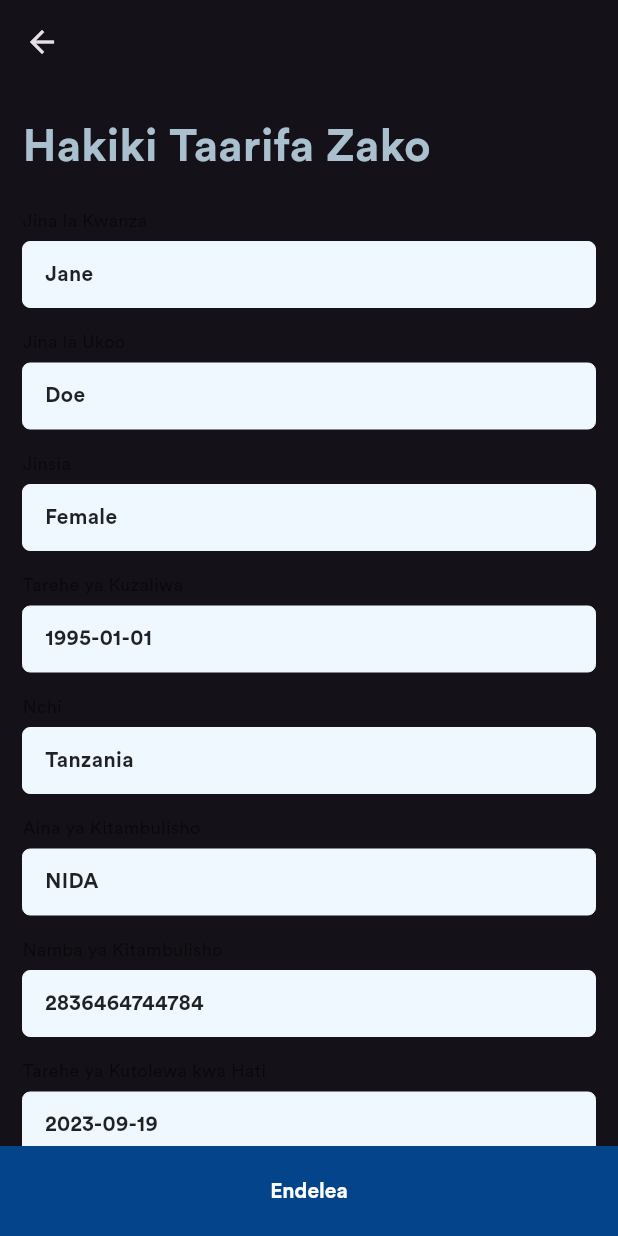
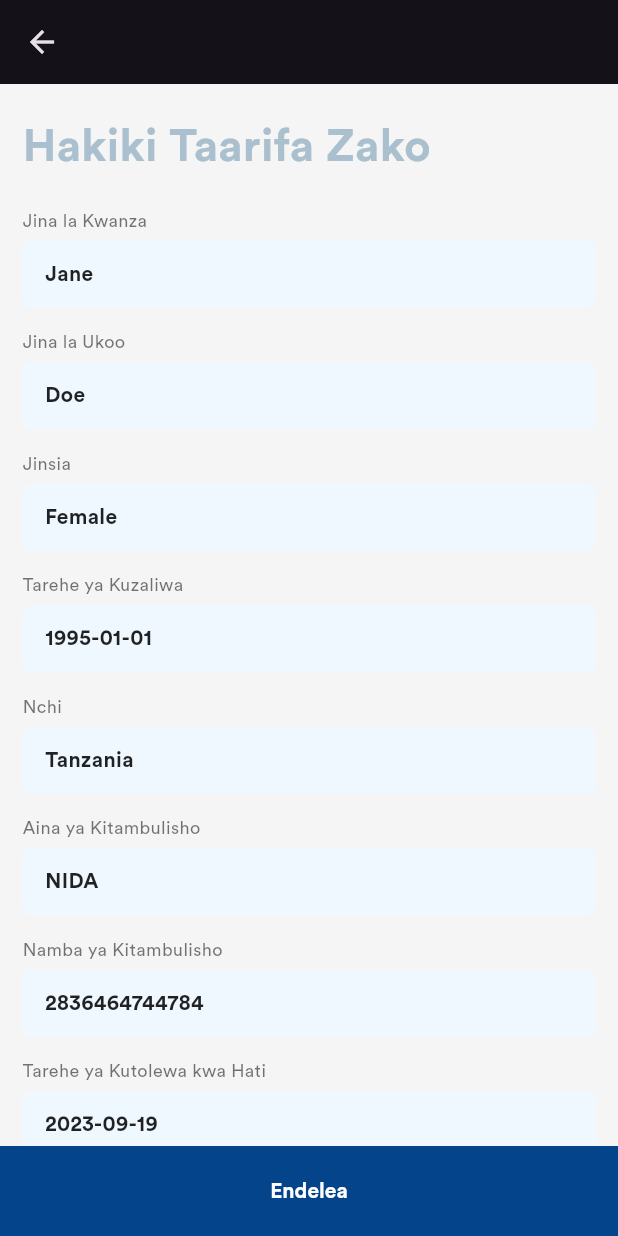
Before and after one commit to okellogerald/tembo_client_sdk, a Flutter app: the screen it shows after launch, after a tap on "START", on a phone screen of 412 x 824 dp. Run offline on Flutter 3.47's test engine with Material 2 defaults, Android fonts, the phone set to English and light mode, and no system bars; missing offline and left inert: smile_identity_plugin; project files that could hold a hidden picture were left out.

```diff
--- a/lib/src/constants/colors.dart
+++ b/lib/src/constants/colors.dart
@@ -14,6 +14,8 @@ class LightTemboColors {
   static const title = Color(0xffAAC0CE);
   static const body = Colors.black87;
 
+  static const scaffoldBackground = Color.fromARGB(255, 245, 245, 245);
+
   static const background = Colors.white;
   static const onBackground = Colors.black87;
 
@@ -25,7 +27,6 @@ class LightTemboColors {
 }
 
 class DarkTemboColors {
-  //static const primary = Color(0xffE6F5FC);
   static const primary = Colors.lightBlueAccent;
   static const onPrimary = Colors.black87;
 
@@ -33,6 +34,8 @@ class DarkTemboColors {
   static const hint = Colors.white70;
   static const title = Color(0xffAAC0CE);
   static const body = Colors.white70;
+
+  static const scaffoldBackground = Colors.black87;
 
   static const background = Colors.black45;
   static const onBackground = Colors.white;
@@ -51,6 +54,7 @@ class TemboColorScheme {
       hint,
       title,
       body,
+      scaffoldBackground,
       background,
       onBackground,
       surfaceContainer,
@@ -71,6 +75,7 @@ class TemboColorScheme {
     this.onSurfaceContainer,
     this.error,
     this.onError,
+    this.scaffoldBackground,
   });
 
   const TemboColorScheme.light({
@@ -86,6 +91,7 @@ class TemboColorScheme {
     this.onSurfaceContainer = LightTemboColors.onSurfaceContainer,
     this.error = LightTemboColors.error,
     this.onError = LightTemboColors.onError,
+    this.scaffoldBackground = LightTemboColors.scaffoldBackground,
   });
 
   const TemboColorScheme.dark({
@@ -101,5 +107,6 @@ class TemboColorScheme {
     this.onSurfaceContainer = DarkTemboColors.onSurfaceContainer,
     this.error = DarkTemboColors.error,
     this.onError = DarkTemboColors.onError,
+    this.scaffoldBackground = DarkTemboColors.scaffoldBackground,
   });
 }
--- a/lib/src/constants/locale.dart
+++ b/lib/src/constants/locale.dart
@@ -41,6 +41,12 @@ class TemboTexts {
   static const actionsTryAgain = "actions-try-again";
   static const actionsClose = "actions-close";
   static const actionsReadTOC = "actions-read-toc";
+
+  static const dataPrepDesc = "data-prep-desc";
+  static const dataPrepRequirement1 = "data-prep-req-1";
+  static const dataPrepRequirement2 = "data-prep-req-2";
+  static const dataPrepSupportedDocs = "data-prep-supported-docs";
+  static const dataPrepNextPageCTA = "data-prep-action-cta";
 
   // errors
   static const errorsEmptyFieldsSuffix = "errors-empty-fields-suffix";
@@ -99,6 +105,13 @@ const enTexts = {
       "You need to agree to our Terms and Conditions to proceed with the onboarding process",
   TemboTexts.tocPageAgreeConfirmDesc:
       "I have read and agreed to your Terms & Conditions",
+  TemboTexts.dataPrepDesc:
+      "You're about to start the document capturing process. We have two requirements:",
+  TemboTexts.dataPrepRequirement1: 'Your Selfie',
+  TemboTexts.dataPrepRequirement2: 'Your Identity Document',
+  TemboTexts.dataPrepSupportedDocs:
+      "Only the below Identity Documents are supported:",
+  TemboTexts.dataPrepNextPageCTA: "I'm ready. Let's go!",
 };
 
 const swTexts = {
@@ -145,6 +158,13 @@ const swTexts = {
       "Unahitaji kukubaliana na Sheria na Masharti yetu ili kuendelea na mchakato wa kujisajili",
   TemboTexts.tocPageAgreeConfirmDesc:
       "Nimesoma na ninakubaliana na Sheria na Masharti yenu",
+  TemboTexts.dataPrepDesc:
+      "Unakaribia kuanza mchakato wa kunasa hati. Tuna mahitaji mawili:",
+  TemboTexts.dataPrepRequirement1: 'Picha Yako',
+  TemboTexts.dataPrepRequirement2: 'Hati yako ya Utambulisho',
+  TemboTexts.dataPrepSupportedDocs:
+      "Ni Hati za Utambulisho zilizo hapa chini ndizo zinazotumika:",
+  TemboTexts.dataPrepNextPageCTA: "Niko tayari. Twende!",
 };
 
 extension StringExt2 on String {
--- a/lib/src/views/basic_info_page.dart
+++ b/lib/src/views/basic_info_page.dart
@@ -59,8 +59,11 @@ class _BasicInfoPageState extends TemboState<BasicInfoPage> {
 
   @override
   Widget build(BuildContext context) {
+    return ThemeDataWrapper(
+      builder: (context, theme) {
         return Scaffold(
           appBar: AppBar(),
+          backgroundColor: theme.colorScheme.scaffoldBackground,
           body: TemboForm(
             key: formKey,
             child: ListView(
@@ -94,6 +97,8 @@ class _BasicInfoPageState extends TemboState<BasicInfoPage> {
           bottomNavigationBar: BottomNavBarButton(
             callback: next,
           ),
+        );
+      }
     );
   }
 
--- a/lib/src/views/country_pick_page.dart
+++ b/lib/src/views/country_pick_page.dart
@@ -23,8 +23,10 @@ class _CountryPickPageState extends TemboState<CountryPickPage> {
 
   @override
   Widget build(BuildContext context) {
+    return ThemeDataWrapper(builder: (context, theme) {
       return Scaffold(
         appBar: AppBar(),
+        backgroundColor: theme.colorScheme.scaffoldBackground,
         body: Padding(
           padding: kPagePadding,
           child: ListView(
@@ -48,6 +50,7 @@ class _CountryPickPageState extends TemboState<CountryPickPage> {
           callback: next,
         ),
       );
+    });
   }
 
   void next() async {
--- a/lib/src/views/data_verify_page.dart
+++ b/lib/src/views/data_verify_page.dart
@@ -17,7 +17,10 @@ class _DataVerifyPageState extends State<DataVerifyPage> {
   Widget build(BuildContext context) {
     final data = dataManager.value;
 
+    return ThemeDataWrapper(
+      builder: (context, theme) {
         return Scaffold(
+          backgroundColor: theme.colorScheme.scaffoldBackground,
           appBar: AppBar(),
           body: ListView(
             padding: kPagePadding.copyWith(bottom: 30),
@@ -76,4 +79,6 @@ class _DataVerifyPageState extends State<DataVerifyPage> {
           ),
         );
       }
+    );
   }
+}
--- a/lib/src/views/gender_pick_page.dart
+++ b/lib/src/views/gender_pick_page.dart
@@ -24,7 +24,10 @@ class _GenderPickPageState extends TemboState<GenderPickPage> {
 
   @override
   Widget build(BuildContext context) {
+    return ThemeDataWrapper(
+      builder: (context, theme) {
         return Scaffold(
+          backgroundColor: theme.colorScheme.scaffoldBackground,
           appBar: AppBar(),
           body: Padding(
             padding: kPagePadding,
@@ -48,6 +51,8 @@ class _GenderPickPageState extends TemboState<GenderPickPage> {
           bottomNavigationBar: BottomNavBarButton(
             callback: next,
           ),
+        );
+      }
     );
   }
 
--- a/lib/src/views/id_page.dart
+++ b/lib/src/views/id_page.dart
@@ -33,7 +33,10 @@ class _IDPageState extends TemboState<IDPage> {
 
   @override
   Widget build(BuildContext context) {
+    return ThemeDataWrapper(
+      builder: (context, theme) {
         return Scaffold(
+          backgroundColor: theme.colorScheme.scaffoldBackground,
           appBar: AppBar(),
           body: TemboForm(
             key: formKey,
@@ -81,6 +84,8 @@ class _IDPageState extends TemboState<IDPage> {
           bottomNavigationBar: BottomNavBarButton(
             callback: next,
           ),
+        );
+      }
     );
   }
 
--- a/lib/src/views/submit_page.dart
+++ b/lib/src/views/submit_page.dart
@@ -17,7 +17,9 @@ class SubmitPage extends StatefulWidget {
 class _SubmitPageState extends State<SubmitPage> {
   @override
   Widget build(BuildContext context) {
+    return ThemeDataWrapper(builder: (context, theme) {
       return Scaffold(
+        backgroundColor: theme.colorScheme.scaffoldBackground,
         appBar: AppBar(),
         body: ThemeDataWrapper(builder: (context, theme) {
           return Container(
@@ -95,6 +97,7 @@ class _SubmitPageState extends State<SubmitPage> {
           );
         }),
       );
+    });
   }
 
   void removeSDKScreens() {
--- a/lib/src/views/toc_page.dart
+++ b/lib/src/views/toc_page.dart
@@ -16,7 +16,9 @@ class _TOCPageState extends State<TOCPage> {
 
   @override
   Widget build(BuildContext context) {
+    return ThemeDataWrapper(builder: (context, theme) {
       return Scaffold(
+        backgroundColor: theme.colorScheme.scaffoldBackground,
         appBar: AppBar(),
         extendBodyBehindAppBar: true,
         body: Container(
@@ -67,7 +69,8 @@ class _TOCPageState extends State<TOCPage> {
                         onChanged: updateAgreeStatus,
                         checkColor: theme.colorScheme.onPrimary,
                         fillColor: agreedToTOC
-                          ? MaterialStatePropertyAll(theme.colorScheme.primary)
+                            ? MaterialStatePropertyAll(
+                                theme.colorScheme.primary)
                             : null,
                         shape: RoundedRectangleBorder(
                             borderRadius: BorderRadius.circular(5)),
@@ -92,6 +95,7 @@ class _TOCPageState extends State<TOCPage> {
               )
             : const _Button(),
       );
+    });
   }
 
   void updateAgreeStatus(bool? value) {
```
Also changed, not shown: lib/src/views/documents_preparation_page.dart (+8 -5 lines). Lines whose indentation alone changed are shown as unchanged.
